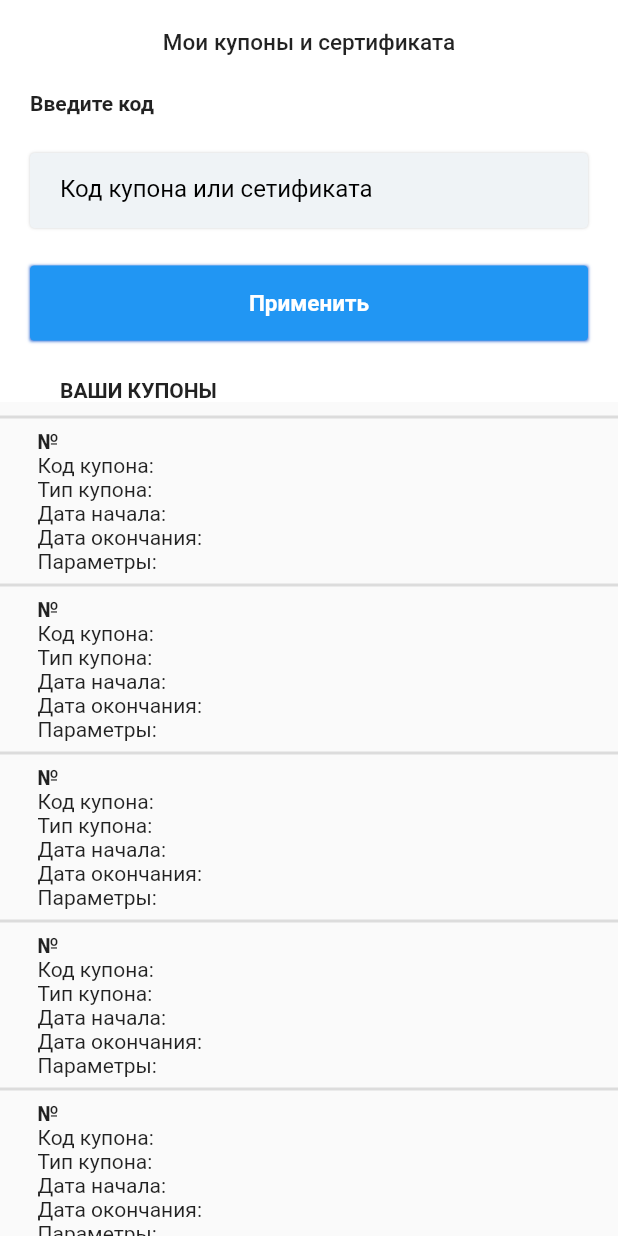
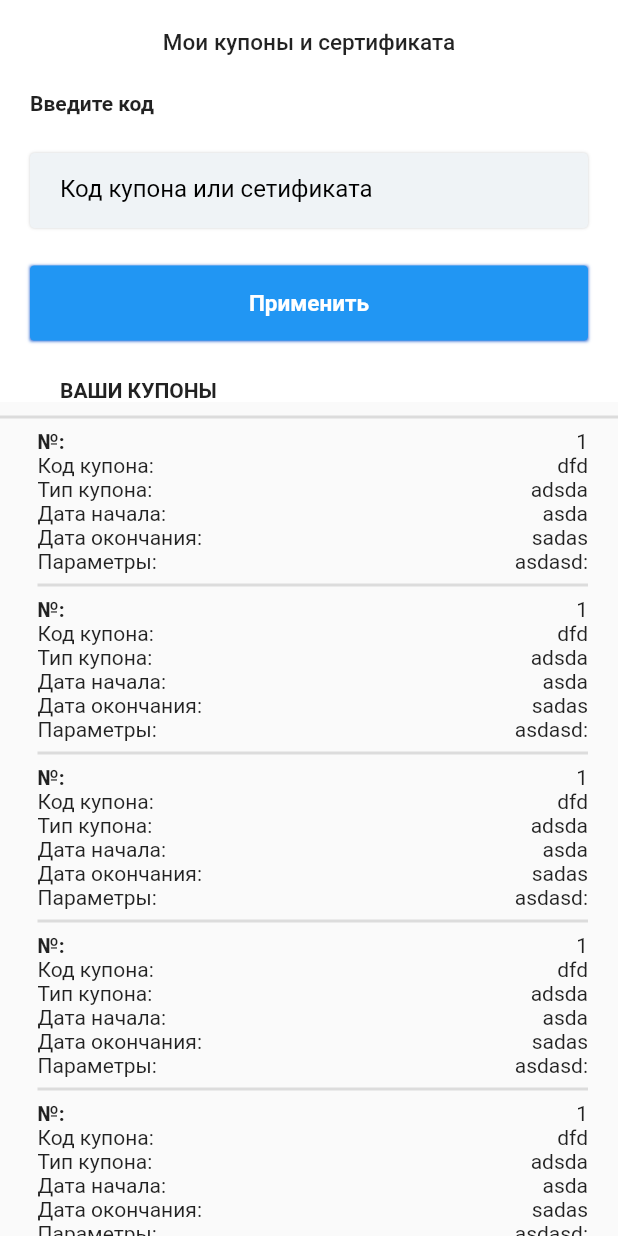
Before and after one commit to Muhammarizo/teampro, a Flutter app: the screen it shows after launch, on a phone screen of 412 x 824 dp. Run offline on Flutter 3.47's test engine with Material 2 defaults, Android fonts, the phone set to English and light mode, and no system bars.

Commit message:
my_cupons_page

```diff
--- a/lib/pages/my_cupons_page.dart
+++ b/lib/pages/my_cupons_page.dart
@@ -101,7 +101,7 @@ class _MyCuponsPageState extends State<MyCuponsPage> {
             physics: NeverScrollableScrollPhysics(),
             itemCount: 8,
             itemBuilder: (context, i){
-              return cupons(1, "", "", "", "", "");
+              return cupons(1, "dfd", "adsda", "asda", "sadas", "asdasd");
             },
           ),
         ],
@@ -115,20 +115,57 @@ class _MyCuponsPageState extends State<MyCuponsPage> {
         crossAxisAlignment: CrossAxisAlignment.start,
         children: [
           Container(
-            padding: EdgeInsets.only(left: 25),
+            padding: EdgeInsets.only(left: 25, right: 20),
             child: Column(
               crossAxisAlignment: CrossAxisAlignment.start,
               children: [
-                Text("№", style: TextStyle(fontWeight: FontWeight.bold)),
-                Text("Код купона: $code"),
-                Text("Тип купона: $type"),
-                Text("Дата начала: $data_start"),
-                Text("Дата окончания: $data_end"),
-                Text("Параметры: $params"),
+                Row(
+                  mainAxisAlignment: MainAxisAlignment.spaceBetween,
+                  children: [
+                    Text("№:", style: TextStyle(fontWeight: FontWeight.bold)),
+                    Text("$cupon_number"),
+                  ],
+                ),
+                Row(
+                  mainAxisAlignment: MainAxisAlignment.spaceBetween,
+                  children: [
+                    Text("Код купона:"),
+                    Text("$code"),
+                  ],
+                ),
+                Row(
+                  mainAxisAlignment: MainAxisAlignment.spaceBetween,
+                  children: [
+                    Text("Тип купона:"),
+                    Text("$type"),
+                  ],
+                ),
+                Row(
+                  mainAxisAlignment: MainAxisAlignment.spaceBetween,
+                  children: [
+                    Text("Дата начала:"),
+                    Text("$data_start"),
+                  ],
+                ),
+                Row(
+                  mainAxisAlignment: MainAxisAlignment.spaceBetween,
+                  children: [
+                    Text("Дата окончания:"),
+                    Text("$data_end"),
+                  ],
+                ),
+                Row(
+                  mainAxisAlignment: MainAxisAlignment.spaceBetween,
+                  children: [
+                    Text("Параметры:"),
+                    Text("$params:"),
+                  ],
+                ),
+                Divider(thickness: 2,)
               ],
             ),
           ),
-          Divider(thickness: 2,)
+
 
         ],
       ),
```
